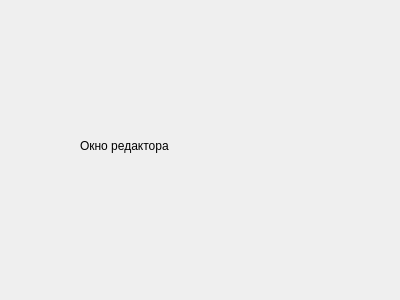
Above: temporal_editor/editwindow.ui from rock-n-shrimproll/temporalEditor before the change. Below: the same form after it.
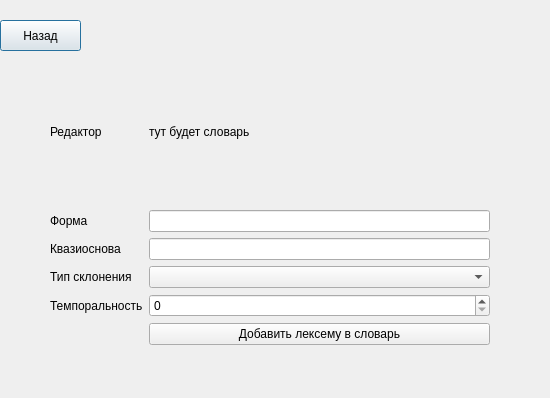
That is the form after the change. Icons and pictures are not drawn.

```diff
--- a/temporal_editor/editwindow.ui
+++ b/temporal_editor/editwindow.ui
@@ -6,26 +6,145 @@
    <rect>
     <x>0</x>
     <y>0</y>
-    <width>400</width>
-    <height>300</height>
+    <width>550</width>
+    <height>398</height>
    </rect>
   </property>
   <property name="windowTitle">
    <string>Dialog</string>
   </property>
-  <widget class="QLabel" name="label">
+  <widget class="QPushButton" name="pushButtongoBack">
    <property name="geometry">
     <rect>
-     <x>80</x>
-     <y>110</y>
-     <width>131</width>
-     <height>71</height>
+     <x>0</x>
+     <y>20</y>
+     <width>81</width>
+     <height>31</height>
     </rect>
    </property>
    <property name="text">
-    <string>Окно редактора</string>
+    <string>Назад</string>
    </property>
   </widget>
+  <widget class="QWidget" name="gridLayoutWidget">
+   <property name="geometry">
+    <rect>
+     <x>50</x>
+     <y>60</y>
+     <width>453</width>
+     <height>285</height>
+    </rect>
+   </property>
+   <layout class="QGridLayout" name="gridLayout">
+    <item row="1" column="0">
+     <widget class="QLabel" name="labelTitle">
+      <property name="text">
+       <string>Редактор </string>
+      </property>
+     </widget>
+    </item>
+    <item row="2" column="2">
+     <widget class="QLabel" name="label_qmff">
+      <property name="layoutDirection">
+       <enum>Qt::LeftToRight</enum>
+      </property>
+      <property name="text">
+       <string/>
+      </property>
+      <property name="pixmap">
+       <pixmap>qm.png</pixmap>
+      </property>
+      <property name="alignment">
+       <set>Qt::AlignBottom|Qt::AlignLeading|Qt::AlignLeft</set>
+      </property>
+     </widget>
+    </item>
+    <item row="4" column="1">
+     <widget class="QComboBox" name="comboBoxDeclension"/>
+    </item>
+    <item row="5" column="2">
+     <widget class="QLabel" name="label_qmtemp">
+      <property name="text">
+       <string/>
+      </property>
+      <property name="pixmap">
+       <pixmap>qm.png</pixmap>
+      </property>
+     </widget>
+    </item>
+    <item row="6" column="1">
+     <widget class="QPushButton" name="pushButtonAddToDict">
+      <property name="text">
+       <string>Добавить лексему в словарь</string>
+      </property>
+     </widget>
+    </item>
+    <item row="4" column="2">
+     <widget class="QLabel" name="label_qmdt">
+      <property name="text">
+       <string/>
+      </property>
+      <property name="pixmap">
+       <pixmap>qm.png</pixmap>
+      </property>
+     </widget>
+    </item>
+    <item row="5" column="0">
+     <widget class="QLabel" name="label_temporality">
+      <property name="text">
+       <string>Темпоральность</string>
+      </property>
+     </widget>
+    </item>
+    <item row="2" column="0">
+     <widget class="QLabel" name="label_first_form">
+      <property name="text">
+       <string>Форма</string>
+      </property>
+     </widget>
+    </item>
+    <item row="3" column="0">
+     <widget class="QLabel" name="label_quazibase">
+      <property name="text">
+       <string>Квазиоснова</string>
+      </property>
+     </widget>
+    </item>
+    <item row="4" column="0">
+     <widget class="QLabel" name="label_declension_type">
+      <property name="text">
+       <string>Тип склонения</string>
+      </property>
+     </widget>
+    </item>
+    <item row="3" column="1">
+     <widget class="QLineEdit" name="lineEditQuasibase"/>
+    </item>
+    <item row="2" column="1">
+     <widget class="QLineEdit" name="lineEditFirstform"/>
+    </item>
+    <item row="5" column="1">
+     <widget class="QSpinBox" name="spinBoxTemporality"/>
+    </item>
+    <item row="3" column="2">
+     <widget class="QLabel" name="label_qmqb">
+      <property name="text">
+       <string/>
+      </property>
+      <property name="pixmap">
+       <pixmap>qm.png</pixmap>
+      </property>
+     </widget>
+    </item>
+    <item row="1" column="1">
+     <widget class="QLabel" name="label_current_dictionary">
+      <property name="text">
+       <string>тут будет словарь</string>
+      </property>
+     </widget>
+    </item>
+   </layout>
+  </widget>
  </widget>
  <resources/>
  <connections/>
```
